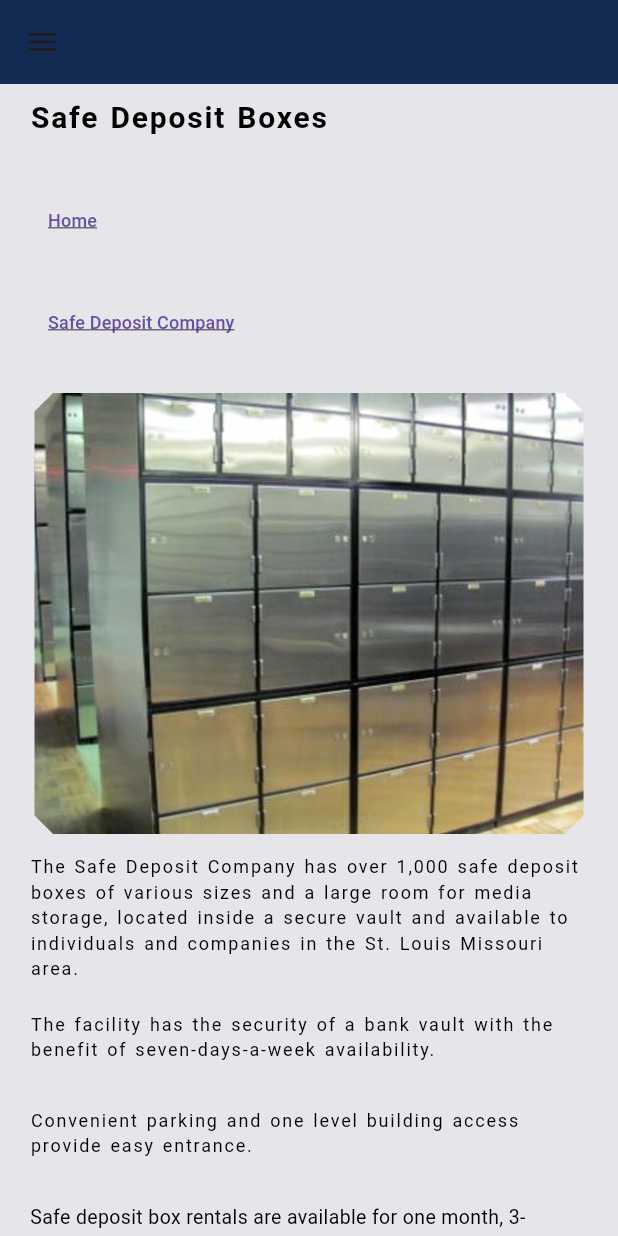
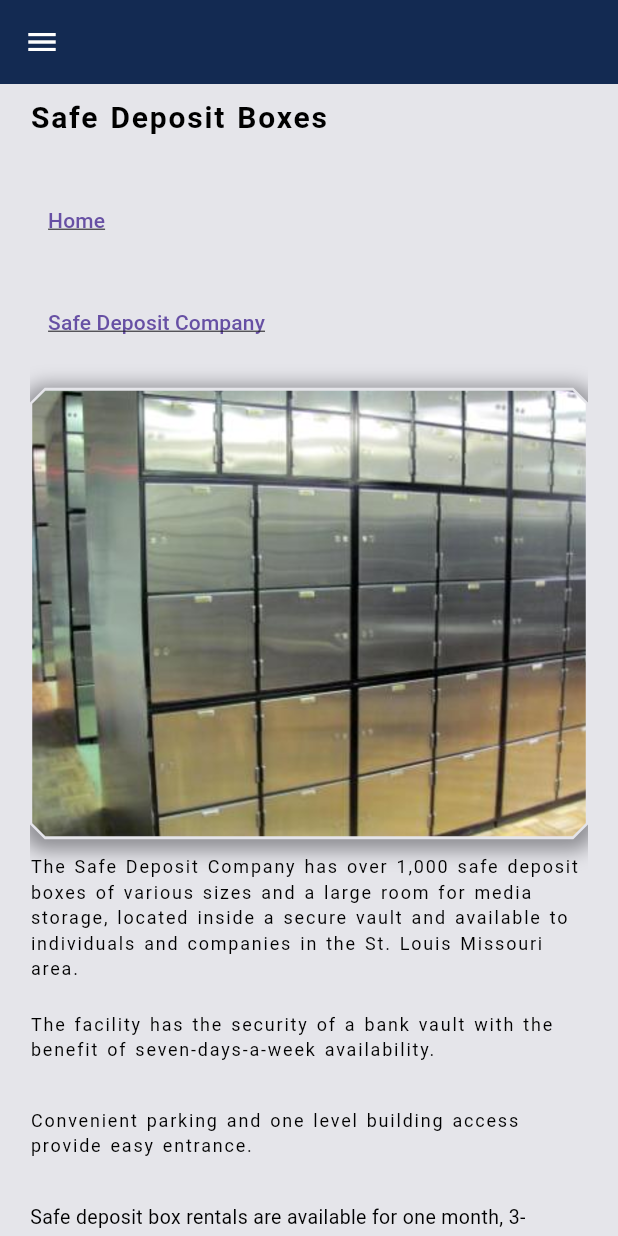
Before and after one commit to snowberry200/deposit_Box, a Flutter app: the screen it shows after launch, on a phone screen of 412 x 824 dp. Run offline on Flutter 3.47's test engine with Material 3 defaults, Android fonts, the phone set to English and light mode, and no system bars; our stand-ins replace device_preview_plus, email_validator.

Commit message:
2025 update

```diff
--- a/lib/layout/mobilescreen.dart
+++ b/lib/layout/mobilescreen.dart
@@ -45,7 +45,7 @@ class _MobileScreenState extends State<MobileScreen> {
                 child: Text.rich(TextSpan(
                     text: 'Home',
                     style: TextStyle(
-                        fontSize: 12, decoration: TextDecoration.underline))),
+                        fontSize: 14, decoration: TextDecoration.underline))),
               ),
             ),
             const SizedBox(
@@ -63,7 +63,7 @@ class _MobileScreenState extends State<MobileScreen> {
                 child: Text.rich(TextSpan(
                     text: 'Safe Deposit Company',
                     style: TextStyle(
-                        fontSize: 12, decoration: TextDecoration.underline))),
+                        fontSize: 14, decoration: TextDecoration.underline))),
               ),
             ),
             const SizedBox(
@@ -73,10 +73,18 @@ class _MobileScreenState extends State<MobileScreen> {
               width: 200,
               height: 300,
               decoration: const ShapeDecoration(
+                  shadows: [
+                    BoxShadow(
+                      color: CupertinoColors.systemGrey,
+                      blurRadius: 10,
+                      spreadRadius: 5,
+                      offset: Offset(0, 3),
+                    )
+                  ],
                   shape: BeveledRectangleBorder(
                       side: BorderSide(
-                          color: CupertinoColors.lightBackgroundGray, width: 2),
-                      borderRadius: BorderRadius.all(Radius.circular(15))),
+                          color: CupertinoColors.lightBackgroundGray, width: 1),
+                      borderRadius: BorderRadius.all(Radius.circular(10))),
                   image: DecorationImage(
                     filterQuality: FilterQuality.high,
                     image: AssetImage(
--- a/lib/presentation/homepage.dart
+++ b/lib/presentation/homepage.dart
@@ -26,11 +26,13 @@ class _HomePageState extends State<HomePage> {
                 leading: PopupMenuButton(
                     shape: const BeveledRectangleBorder(
                         side: BorderSide(
-                            color: CupertinoColors.systemBlue,
-                            width: 2),
-                        borderRadius: BorderRadius.all(Radius.circular(8))),
+                            color: CupertinoColors.transparent, width: 1),
+                        borderRadius: BorderRadius.all(Radius.circular(4))),
                     position: PopupMenuPosition.under,
-                    icon: const Icon(Icons.menu),
+                    icon: const Icon(
+                      Icons.menu,
+                      color: Colors.white,
+                    ),
                     elevation: 10,
                     itemBuilder: (context) => [
                           PopupMenuItem<dynamic>(
@@ -53,7 +55,7 @@ class _HomePageState extends State<HomePage> {
                                                   const AccessScreen()));
                                     })),
                           ),
-                          PopupMenuItem<dynamic>(
+                          PopupMenuItem<int>(
                             mouseCursor: MouseCursor.defer,
                             value: 1,
                             child: Center(
--- a/lib/presentation/nested.dart
+++ b/lib/presentation/nested.dart
@@ -8,7 +8,6 @@ import 'package:flutter/material.dart';
 import '../tabbars/safe_deposit_boxes.dart';
 import '../tabbars/the_safe_deposiit_company.dart';
 import '../layout/layout.dart';
-
 
 class NestedWidget extends StatefulWidget {
   const NestedWidget({
```
Also changed, not shown: lib/presentation/sign_in.dart (+26 -12 lines), lib/tabbars/contact.dart (+19 -5 lines), lib/tabbars/fandq.dart (+9 -9 lines), lib/tabbars/the_safe_deposiit_company.dart (+29 -11 lines), pubspec.lock, 1 other file.
